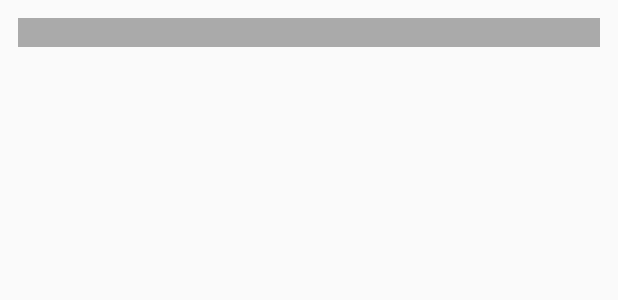
After one commit to mibaldi/ANDROID_MIMO_APP, an Android app: the layout ingredientlist_item.xml on its own in the app's theme, with its tools: preview values and no code run, on a phone screen of 412 x 824 dp. The commit adds this screen. Shown: the top 300 px of the screen. Run offline under Robolectric (Android 15) with nearby library versions, the phone set to English and light mode, and no system bars.

Commit message:
IngredientsList

```diff
--- a/app/src/main/java/com/android/mikelpablo/otakucook/MyApiClient/MyAPI.java
+++ b/app/src/main/java/com/android/mikelpablo/otakucook/MyApiClient/MyAPI.java
@@ -19,6 +19,9 @@ public interface MyAPI {
         Call<List<Recipe>> recipes();
         @GET("recipes/{id}")
         Call<Recipe> getRecipe(@Path("id") long id);
-    @POST("/ingredients")
+        @POST("/ingredients")
         Call<Ingredient> createIngredient(@Body Ingredient ingredient);
+        @GET("/ingredients")
+        Call<List<Ingredient>> getIngredients();
+
 }
--- /dev/null
+++ b/app/src/main/res/layout/ingredientlist_item.xml
@@ -0,0 +1,13 @@
+<?xml version="1.0" encoding="utf-8"?>
+<LinearLayout xmlns:android="http://schemas.android.com/apk/res/android"
+    android:layout_width="match_parent"
+    android:layout_height="wrap_content"
+    android:background="@android:color/darker_gray"
+    android:layout_margin="12dp">
+
+    <TextView
+        android:layout_width="match_parent"
+        android:layout_height="wrap_content"
+        android:id="@+id/ingredientName"/>
+
+</LinearLayout>
```
Also changed, not shown: app/src/main/java/com/android/mikelpablo/otakucook/Ingredients/adapters/IngredientListAdapter.java (+12 -7 lines), app/src/main/java/com/android/mikelpablo/otakucook/Ingredients/fragments/IngredientListFragment.java (+58 -7 lines), app/src/main/java/com/android/mikelpablo/otakucook/Ingredients/holders/IngredientHolder.java (deleted, +0 -16 lines), app/src/main/java/com/android/mikelpablo/otakucook/Ingredients/holders/IngredientListHolder.java (added, +45 -0 lines), app/src/main/java/com/android/mikelpablo/otakucook/Main/MainActivity.java (+6 -2 lines).
